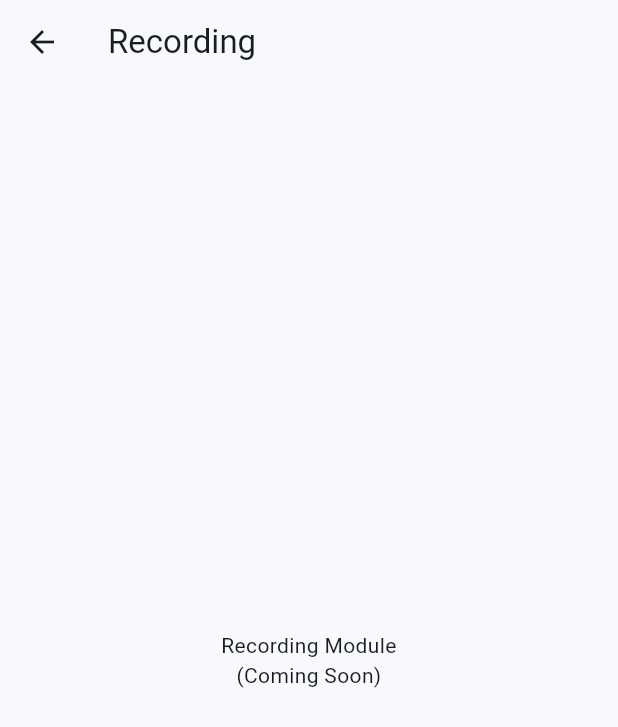
After one commit to nidhiknayak/road-data-collector, a Flutter app: the screen it shows after launch, after a tap on "Start Recording", on a phone screen of 412 x 824 dp. The commit adds this screen. Shown: the top 727 px of the screen. Run offline on Flutter 3.47's test engine with Material 3 defaults, Android fonts, the phone set to English and light mode, and no system bars.

Commit message:
Milestone 3: Navigation and module pages

```diff
--- a/lib/features/home/home_page.dart
+++ b/lib/features/home/home_page.dart
@@ -1,14 +1,33 @@
 import 'package:flutter/material.dart';
+
+import '../camera/camera_page.dart';
+import '../gps/gps_page.dart';
+import '../recording/recording_page.dart';
+import '../sensors/sensors_page.dart';
+import '../settings/settings_page.dart';
 
 class HomePage extends StatelessWidget {
   const HomePage({super.key});
 
-  Widget tile(IconData icon, String title) {
+  void open(BuildContext context, Widget page) {
+    Navigator.push(
+      context,
+      MaterialPageRoute(builder: (_) => page),
+    );
+  }
+
+  Widget tile(
+    BuildContext context,
+    IconData icon,
+    String title,
+    Widget page,
+  ) {
     return Card(
       child: ListTile(
         leading: Icon(icon),
         title: Text(title),
         trailing: const Icon(Icons.chevron_right),
+        onTap: () => open(context, page),
       ),
     );
   }
@@ -17,17 +36,18 @@ class HomePage extends StatelessWidget {
   Widget build(BuildContext context) {
     return Scaffold(
       appBar: AppBar(
-        title: const Text('Road Data Collector'),
+        title: const Text("Road Data Collector"),
       ),
       body: Padding(
         padding: const EdgeInsets.all(16),
         child: Column(
           children: [
-            tile(Icons.camera_alt, 'Camera'),
-            tile(Icons.location_on, 'GPS'),
-            tile(Icons.sensors, 'Sensors'),
-            tile(Icons.fiber_manual_record, 'Start Recording'),
-            tile(Icons.settings, 'Settings'),
+            tile(context, Icons.camera_alt, "Camera", const CameraPage()),
+            tile(context, Icons.location_on, "GPS", const GpsPage()),
+            tile(context, Icons.sensors, "Sensors", const SensorsPage()),
+            tile(context, Icons.fiber_manual_record,
+                "Start Recording", const RecordingPage()),
+            tile(context, Icons.settings, "Settings", const SettingsPage()),
           ],
         ),
       ),
--- /dev/null
+++ b/lib/features/recording/recording_page.dart
@@ -0,0 +1,18 @@
+import 'package:flutter/material.dart';
+
+class RecordingPage extends StatelessWidget {
+  const RecordingPage({super.key});
+
+  @override
+  Widget build(BuildContext context) {
+    return Scaffold(
+      appBar: AppBar(title: const Text("Recording")),
+      body: const Center(
+        child: Text(
+          "Recording Module\n(Coming Soon)",
+          textAlign: TextAlign.center,
+        ),
+      ),
+    );
+  }
+}
```
Also changed, not shown: lib/features/camera/camera_page.dart (added, +18 -0 lines), lib/features/gps/gps_page.dart (added, +18 -0 lines), lib/features/sensors/sensors_page.dart (added, +18 -0 lines), lib/features/settings/settings_page.dart (added, +18 -0 lines), pubspec.yaml (+5 -69 lines), pubspec.lock.
